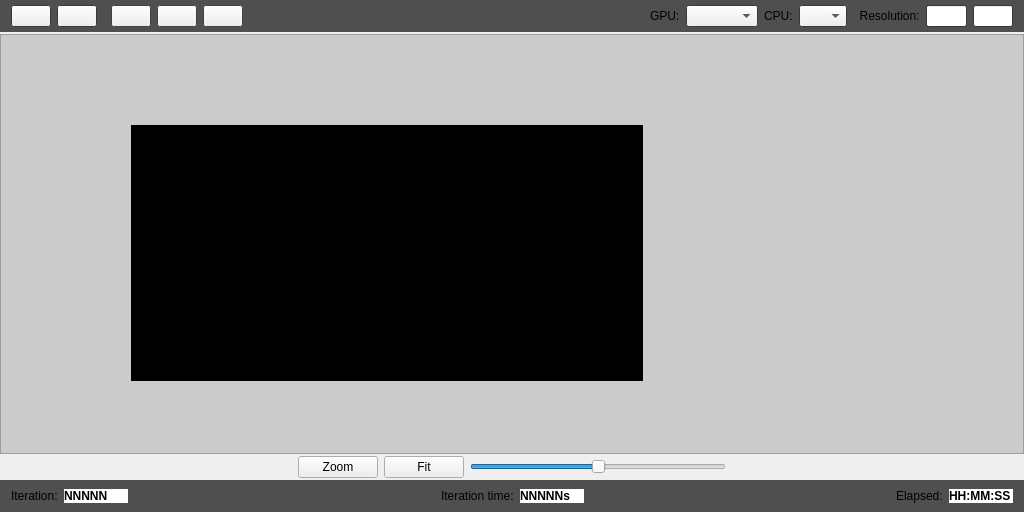
TheDonsky/DumbRay, file __qt_source__/RenderViewport.ui: the form before one commit.
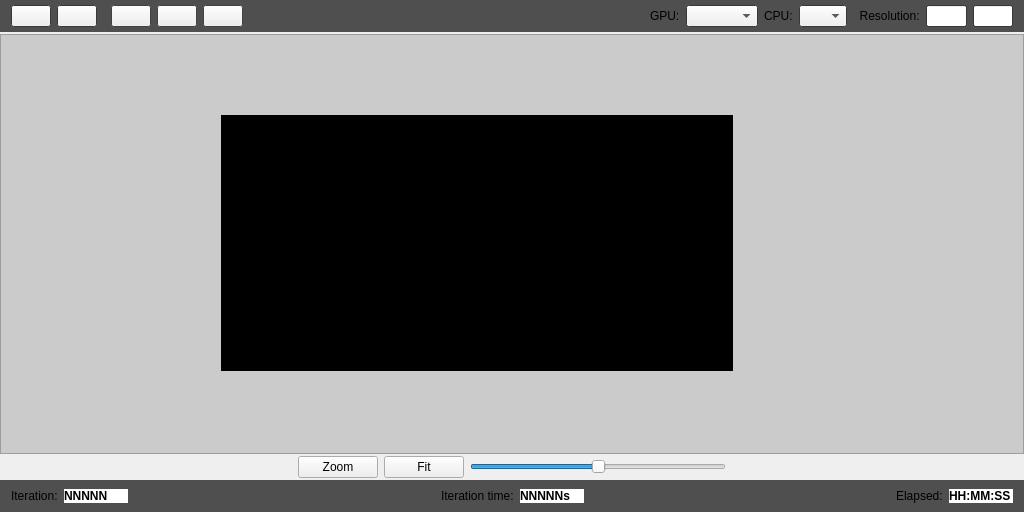
The form after the commit.

```diff
--- a/__qt_source__/RenderViewport.ui
+++ b/__qt_source__/RenderViewport.ui
@@ -1123,8 +1123,8 @@
       <widget class="QLabel" name="image">
        <property name="geometry">
         <rect>
-         <x>130</x>
-         <y>90</y>
+         <x>220</x>
+         <y>80</y>
          <width>512</width>
          <height>256</height>
         </rect>
```
